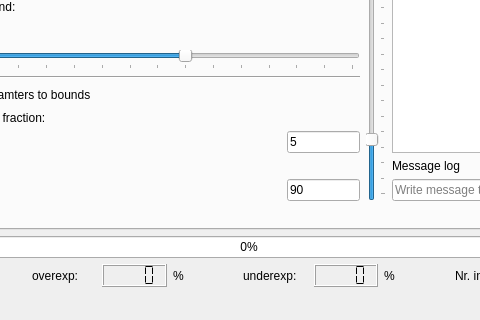
Old version of the form src/mainwindow.ui in the repository IMSY-DKFZ/xilens; both pictures show x 120 to 600 and y 605 to 925 of the 738 by 925 pixel window.
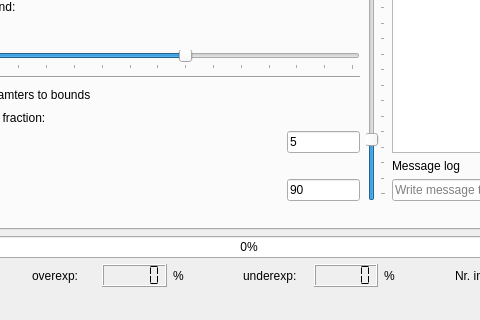
New version of the form. Icons and pictures are not drawn.

Commit message: Fixed number of digits displayed on saturation LCD displays

The edit to the form file:
```diff
--- a/src/mainwindow.ui
+++ b/src/mainwindow.ui
@@ -908,7 +908,7 @@
         <item>
          <widget class="QLCDNumber" name="overexposurePercentageLCDNumber">
           <property name="digitCount">
-           <number>4</number>
+           <number>5</number>
           </property>
           <property name="segmentStyle">
            <enum>QLCDNumber::Flat</enum>
@@ -932,7 +932,7 @@
         <item>
          <widget class="QLCDNumber" name="underexposurePercentageLCDNumber">
           <property name="digitCount">
-           <number>4</number>
+           <number>5</number>
           </property>
           <property name="segmentStyle">
            <enum>QLCDNumber::Flat</enum>
```
The commit also changes 1 other file.
